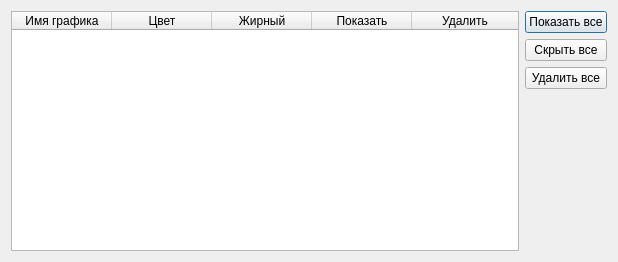
Old version of the form ui/graphs_edit_dialog.ui in the repository irsural/spectrum_reader.
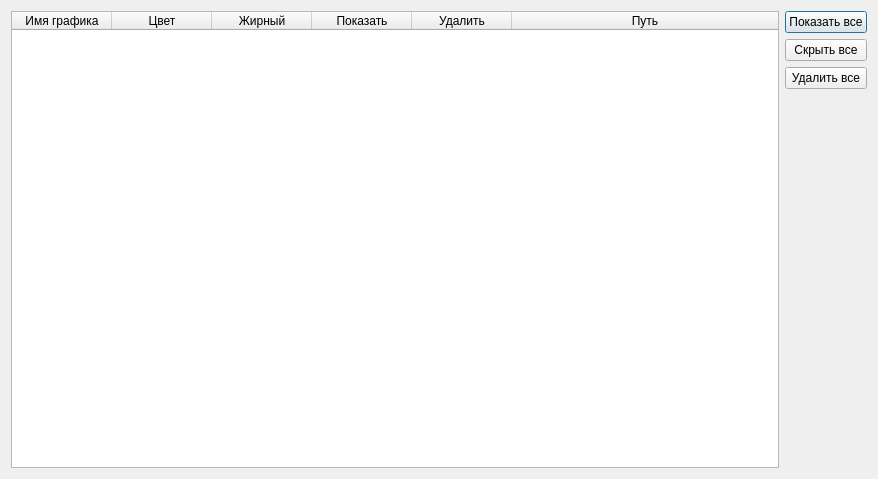
New version of the form. Icons and pictures are not drawn.

```diff
--- a/ui/graphs_edit_dialog.ui
+++ b/ui/graphs_edit_dialog.ui
@@ -6,8 +6,8 @@
    <rect>
     <x>0</x>
     <y>0</y>
-    <width>618</width>
-    <height>262</height>
+    <width>878</width>
+    <height>479</height>
    </rect>
   </property>
   <property name="sizePolicy">
@@ -76,6 +76,17 @@
            <string>Удалить</string>
           </property>
          </column>
+         <column>
+          <property name="text">
+           <string>Путь</string>
+          </property>
+          <property name="font">
+           <font>
+            <weight>50</weight>
+            <bold>false</bold>
+           </font>
+          </property>
+         </column>
         </widget>
        </item>
        <item row="1" column="1">
```
